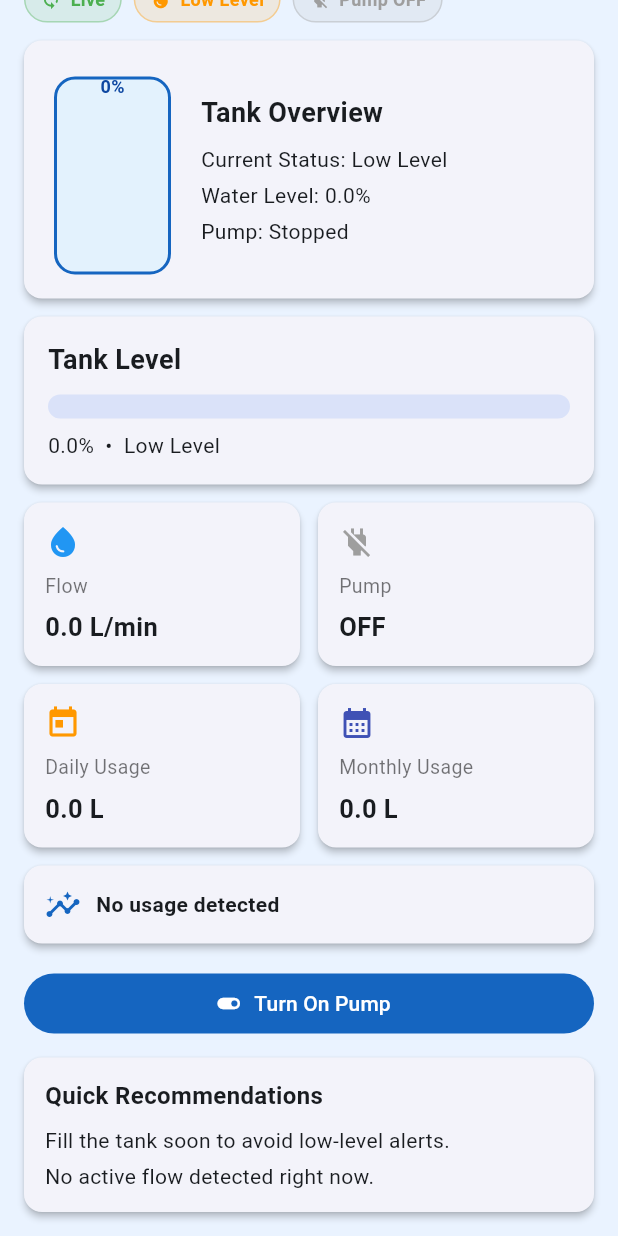
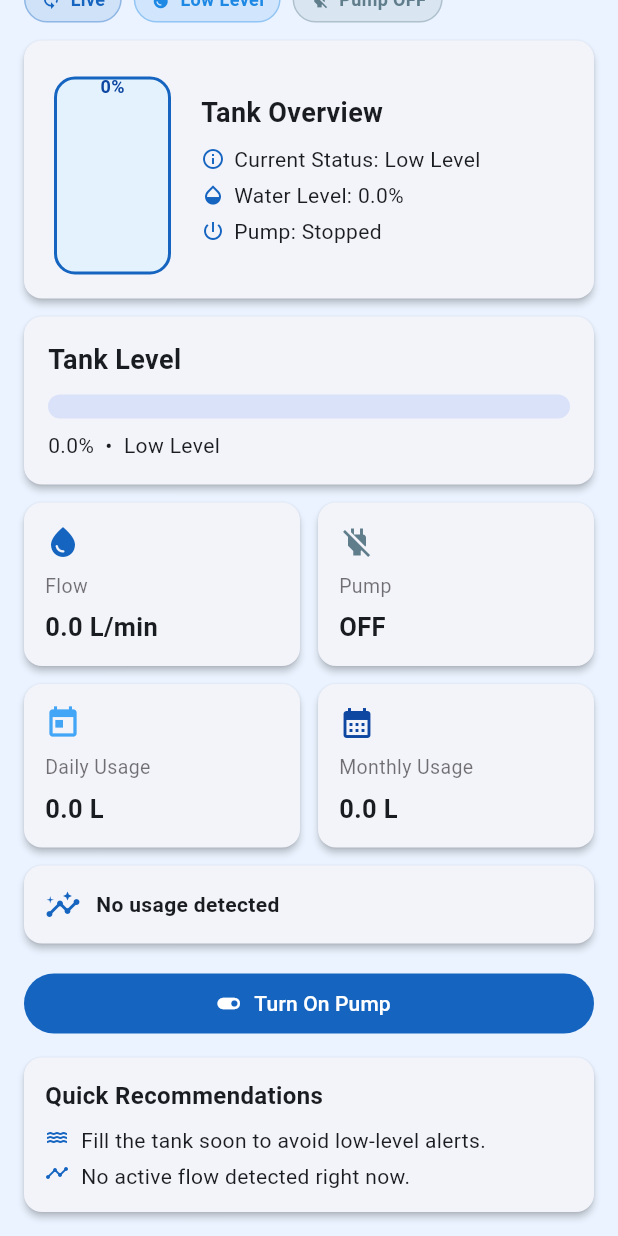
Before and after one commit to hasankachamathvi/Tank_Master_IOT, a Flutter app: the DashboardPage widget shown alone on an empty page, opened directly with empty values, scrolled down 176 dp, on a phone screen of 412 x 824 dp. Run offline on Flutter 3.47's test engine with Material 3 defaults, Android fonts, the phone set to English and light mode, and no system bars; our stand-ins replace firebase_core, firebase_database; accounts and stored records are empty.

Commit message:
enhance dashboard UI: update color scheme, improve status display, and add recommendation rows

```diff
--- a/lib/screens/dashboard_page.dart
+++ b/lib/screens/dashboard_page.dart
@@ -160,12 +160,12 @@ class _DashboardPageState extends State<DashboardPage>
 
   Color _levelColor(double level) {
     if (level >= 80) {
-      return Colors.blue;
+      return const Color(0xFF0D47A1);
     }
     if (level <= 30) {
-      return Colors.orange;
+      return const Color(0xFF1E88E5);
     }
-    return Colors.green;
+    return const Color(0xFF42A5F5);
   }
 
   String _lastUpdatedLabel() {
@@ -197,12 +197,12 @@ class _DashboardPageState extends State<DashboardPage>
     final freshness = _dataFreshnessLabel();
 
     if (freshness == 'Live') {
-      return Colors.green;
+      return const Color(0xFF1565C0);
     }
     if (freshness == 'Recent') {
-      return Colors.orange;
+      return const Color(0xFF1E88E5);
     }
-    return Colors.red;
+    return const Color(0xFF90CAF9);
   }
 
   String _usageTrendLabel() {
@@ -303,7 +303,7 @@ class _DashboardPageState extends State<DashboardPage>
               _StatusChip(
                 icon: _tank.pump ? Icons.power : Icons.power_off,
                 text: _tank.pump ? 'Pump ON' : 'Pump OFF',
-                color: _tank.pump ? Colors.green : Colors.grey,
+                color: _tank.pump ? const Color(0xFF1565C0) : const Color(0xFF607D8B),
               ),
             ],
           ),
@@ -324,11 +324,29 @@ class _DashboardPageState extends State<DashboardPage>
                           style: TextStyle(fontSize: 18, fontWeight: FontWeight.bold),
                         ),
                         const SizedBox(height: 8),
-                        Text('Current Status: ${_tank.status}'),
+                        Row(
+                          children: [
+                            const Icon(Icons.info_outline, size: 16, color: Color(0xFF1565C0)),
+                            const SizedBox(width: 6),
+                            Expanded(child: Text('Current Status: ${_tank.status}')),
+                          ],
+                        ),
                         const SizedBox(height: 4),
-                        Text('Water Level: ${_tank.level.toStringAsFixed(1)}%'),
+                        Row(
+                          children: [
+                            const Icon(Icons.opacity, size: 16, color: Color(0xFF1565C0)),
+                            const SizedBox(width: 6),
+                            Expanded(child: Text('Water Level: ${_tank.level.toStringAsFixed(1)}%')),
+                          ],
+                        ),
                         const SizedBox(height: 4),
-                        Text('Pump: ${_tank.pump ? 'Running' : 'Stopped'}'),
+                        Row(
+                          children: [
+                            const Icon(Icons.power_settings_new, size: 16, color: Color(0xFF1565C0)),
+                            const SizedBox(width: 6),
+                            Expanded(child: Text('Pump: ${_tank.pump ? 'Running' : 'Stopped'}')),
+                          ],
+                        ),
                       ],
                     ),
                   ),
@@ -371,7 +389,7 @@ class _DashboardPageState extends State<DashboardPage>
                   title: 'Flow',
                   value: '${_tank.flow.toStringAsFixed(1)} L/min',
                   icon: Icons.water_drop,
-                  color: Colors.blue,
+                  color: const Color(0xFF1565C0),
                 ),
               ),
               const SizedBox(width: 12),
@@ -380,7 +398,7 @@ class _DashboardPageState extends State<DashboardPage>
                   title: 'Pump',
                   value: _tank.pump ? 'ON' : 'OFF',
                   icon: _tank.pump ? Icons.power : Icons.power_off,
-                  color: _tank.pump ? Colors.green : Colors.grey,
+                  color: _tank.pump ? const Color(0xFF1976D2) : const Color(0xFF607D8B),
                 ),
               ),
             ],
@@ -393,7 +411,7 @@ class _DashboardPageState extends State<DashboardPage>
                   title: 'Daily Usage',
                   value: '${_tank.dailyUsage.toStringAsFixed(1)} L',
                   icon: Icons.today,
-                  color: Colors.orange,
+                  color: const Color(0xFF42A5F5),
                 ),
               ),
               const SizedBox(width: 12),
@@ -402,7 +420,7 @@ class _DashboardPageState extends State<DashboardPage>
                   title: 'Monthly Usage',
                   value: '${_tank.monthlyUsage.toStringAsFixed(1)} L',
                   icon: Icons.calendar_month,
-                  color: Colors.indigo,
+                  color: const Color(0xFF0D47A1),
                 ),
               ),
             ],
@@ -468,9 +486,15 @@ class _DashboardPageState extends State<DashboardPage>
                     style: TextStyle(fontSize: 16, fontWeight: FontWeight.w700),
                   ),
                   const SizedBox(height: 8),
-                  Text(_tank.level <= 25 ? 'Fill the tank soon to avoid low-level alerts.' : 'Water level is healthy.'),
+                  _RecommendationRow(
+                    icon: Icons.water,
+                    text: _tank.level <= 25 ? 'Fill the tank soon to avoid low-level alerts.' : 'Water level is healthy.',
+                  ),
                   const SizedBox(height: 4),
-                  Text(_tank.flow <= 0 ? 'No active flow detected right now.' : 'Flow is active and stable.'),
+                  _RecommendationRow(
+                    icon: Icons.timeline,
+                    text: _tank.flow <= 0 ? 'No active flow detected right now.' : 'Flow is active and stable.',
+                  ),
                 ],
               ),
             ),
@@ -619,3 +643,22 @@ class _AlertTile extends StatelessWidget {
     );
   }
 }
+
+class _RecommendationRow extends StatelessWidget {
+  const _RecommendationRow({required this.icon, required this.text});
+
+  final IconData icon;
+  final String text;
+
+  @override
+  Widget build(BuildContext context) {
+    return Row(
+      crossAxisAlignment: CrossAxisAlignment.start,
+      children: [
+        Icon(icon, size: 16, color: const Color(0xFF1565C0)),
+        const SizedBox(width: 8),
+        Expanded(child: Text(text)),
+      ],
+    );
+  }
+}
```
